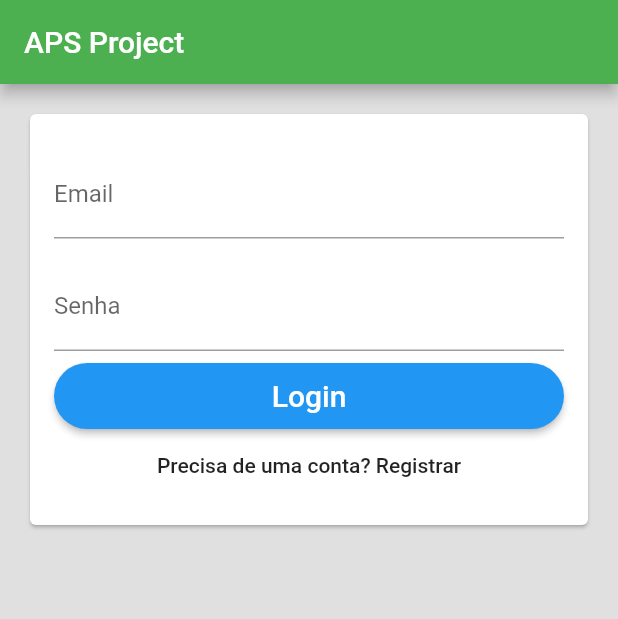
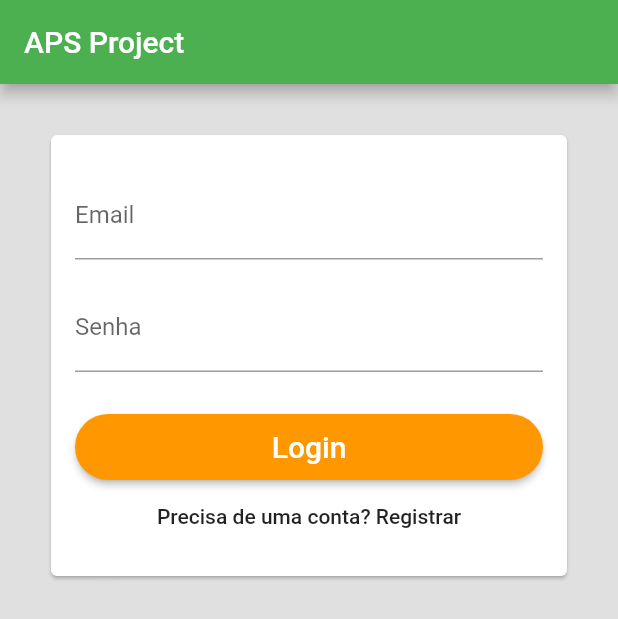
Before and after one commit to GuilhermeDalosto/TCCProject-Flutter, a Flutter app: the screen it shows after launch, on a phone screen of 412 x 824 dp. Shown: the top 619 px of the screen. Run offline on Flutter 3.47's test engine with Material 2 defaults, Android fonts, the phone set to English and light mode, and no system bars; our stand-ins replace firebase_auth; accounts and stored records are empty.

```diff
--- a/caregiverproject/lib/ButtonCustomComponent.dart
+++ b/caregiverproject/lib/ButtonCustomComponent.dart
@@ -21,8 +21,8 @@ class _ButtonCustomComponentState extends State<ButtonCustomComponent> {
           child: new Text(widget.text ?? "", style: new TextStyle(color: Colors.white, fontSize: 20.0)),
           shape: new RoundedRectangleBorder(
               borderRadius: BorderRadius.all(Radius.circular(widget.height / 2))),
-          color: Colors.blue,
-          textColor: Colors.black87,
+          color: Colors.orange,
+          textColor: Colors.white,
           onPressed: widget.onPressed),
     );
   }
--- a/caregiverproject/lib/LoginView.dart
+++ b/caregiverproject/lib/LoginView.dart
@@ -6,7 +6,7 @@ class LoginView extends StatefulWidget {
   LoginView({Key key, this.title, this.auth, this.onSignIn}) : super(key: key);
 
   final String title;
-  final AuthUtils auth;
+  final Auth auth;
   final VoidCallback onSignIn;
 
   @override
@@ -97,6 +97,7 @@ class _LoginViewState extends State<LoginView> {
     switch (_formType) {
       case FormType.login:
         return [
+          new SizedBox(height: 20),
           new ButtonCustomComponent(
               key: new Key('login'),
               text: 'Login',
@@ -118,6 +119,7 @@ class _LoginViewState extends State<LoginView> {
                 val.isEmpty ? 'Confirmação de senha não pode estar vazia' : null,
             onSaved: (val) => _password = val,
           ),
+          new SizedBox(height: 30),
           new ButtonCustomComponent(
               key: new Key('register'),
               text: 'Criar uma conta',
@@ -152,7 +154,7 @@ class _LoginViewState extends State<LoginView> {
         backgroundColor: Colors.grey[300],
         body: new SingleChildScrollView(
             child: new Container(
-                padding: const EdgeInsets.all(16.0),
+                padding: const EdgeInsets.all(30.0),
                 child: new Column(children: [
                   new Card(
                       child: new Column(
```
